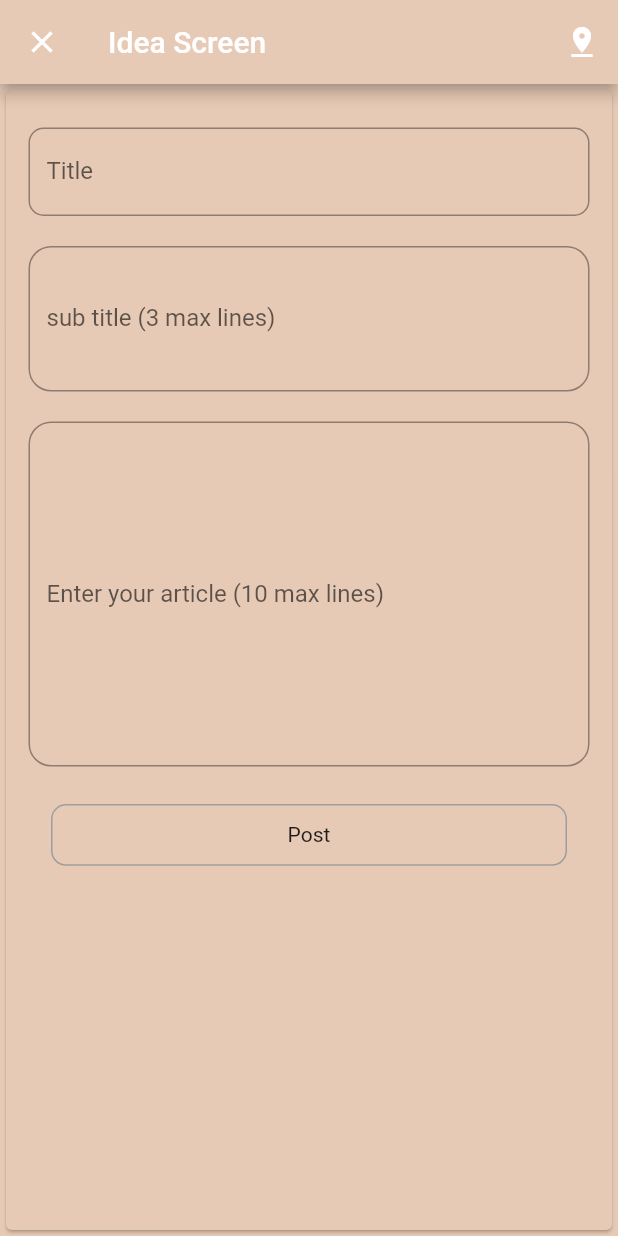
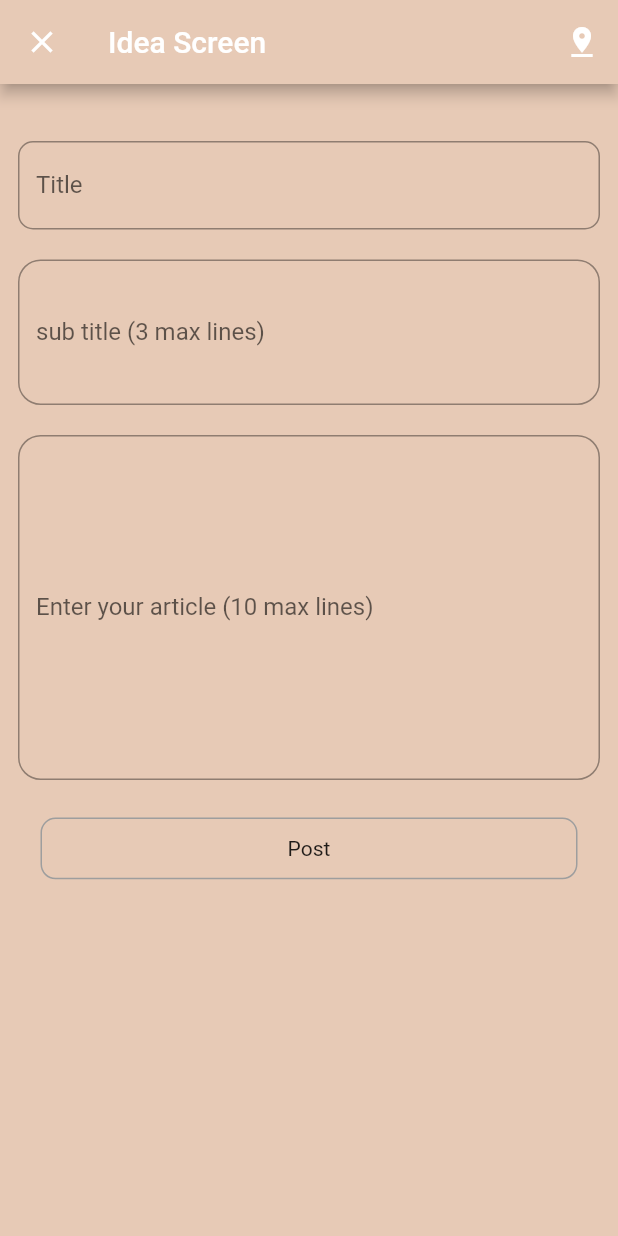
Before and after one commit to parthav09/fluttershare, a Flutter app: the Idea screen opened directly, on a phone screen of 412 x 824 dp. Run offline on Flutter 3.47's test engine with Material 2 defaults, Android fonts, the phone set to English and light mode, and no system bars; our stand-ins replace cloud_firestore, flutter_svg, google_sign_in; accounts and stored records are empty.

Commit message:
updated Idea

```diff
--- a/lib/models/idea_item.dart
+++ b/lib/models/idea_item.dart
@@ -1,6 +1,6 @@
-class Idea_Item{
+class IdeaItem{
   String mainIdea;
   String sub;
   String ans;
-  Idea_Item({this.mainIdea, this.sub, this.ans});
+  IdeaItem({this.mainIdea, this.sub, this.ans});
 }
--- a/lib/pages/idea.dart
+++ b/lib/pages/idea.dart
@@ -1,3 +1,5 @@
+import 'package:fluttershare/widgets/progress.dart';
+
 import '../models/user.dart';
 import 'package:flutter/material.dart';
 import 'package:fluttershare/models/idea_item.dart';
@@ -15,6 +17,7 @@ class _IdeaState extends State<Idea> {
   String title;
   String subtitle;
   String desc;
+  bool _isuploading= false;
 
   final subFocusNode = FocusNode();
 
@@ -22,16 +25,23 @@ class _IdeaState extends State<Idea> {
 
   final _form = GlobalKey<FormState>();
 
-  void handlesubmission() {
+  createIdeaInFireStore(IdeaItem ideaItem){
+    print("wojo");
+    print(ideaItem);
+  }
+
+  void handleSubmission() {
+    setState(() {
+      _isuploading= true;
+    });
     _form.currentState.validate();
     _form.currentState.save();
-    Idea_Item(mainIdea: title, sub: subtitle, ans: desc);
+    IdeaItem ideaitem= IdeaItem(mainIdea: title, sub: subtitle, ans: desc);
     print(title + subtitle + desc);
+    createIdeaInFireStore(ideaitem);
     setState(() {
       _form.currentState.reset();
     });
-    print("It has been submitted");
-    print(Idea_Item());
   }
 
   @override
@@ -53,14 +63,16 @@ class _IdeaState extends State<Idea> {
                   _form.currentState.reset();
                 })),
       ),
-      body: Card(
+      body: Padding(
+        padding: EdgeInsets.all(8),
+        child: Card(
+          elevation: 0,
           color: Color.fromRGBO(231, 202, 182, 1),
-        child: Padding(
-          padding: EdgeInsets.all(15),
-          child: Form(
+          child:Form(
               key: _form,
               child: ListView(
                 children: <Widget>[
+                  _isuploading? linearProgress(): Text(""),
 //                Container(
 //                  alignment: Alignment.center,
 //                  height: 40,
@@ -155,7 +167,7 @@ class _IdeaState extends State<Idea> {
                   Padding(
                     padding: EdgeInsets.all(15),
                     child: InkWell(
-                    onTap: handlesubmission,
+                      onTap: _isuploading? null : ()=> handleSubmission(),
                       splashColor: Colors.purple,
                       borderRadius: BorderRadius.circular(10),
                       child: Container(
@@ -174,6 +186,7 @@ class _IdeaState extends State<Idea> {
                 ],
               ),
             ),
+
         ),
       ),
     );
```
Also changed, not shown: 1 other file. Lines whose indentation alone changed are shown as unchanged.
